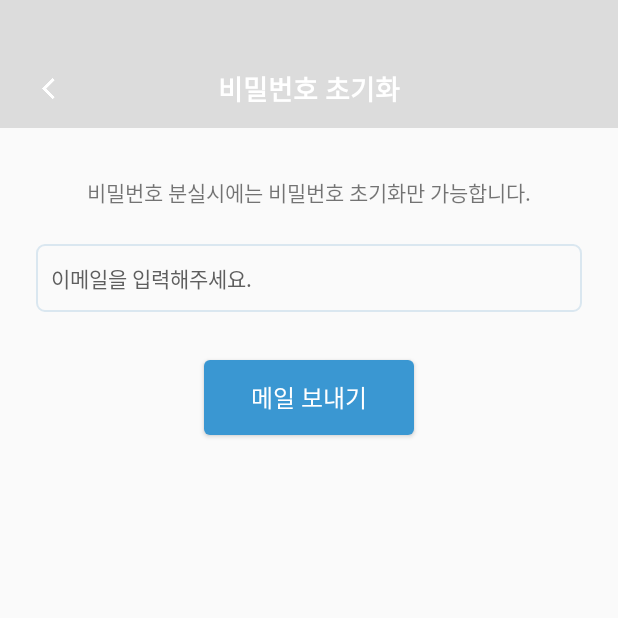
After one commit to min92822/WPiasApp1, an Android app: the FindPasswordActivity screen opened directly, with no data from a screen before it, on a phone screen of 412 x 824 dp, the top half of it. The commit adds this screen. Run offline under Robolectric (Android 15) with nearby library versions, the light colour scheme and no system bars; our stand-ins replace Firebase (no records; nobody signed in at launch, a user with empty details on screens opened directly).

Commit message:
위피아스♪

```diff
--- /dev/null
+++ b/app/src/main/res/layout/activity_find_password.xml
@@ -0,0 +1,78 @@
+<?xml version="1.0" encoding="utf-8"?>
+<androidx.constraintlayout.widget.ConstraintLayout xmlns:android="http://schemas.android.com/apk/res/android"
+    xmlns:app="http://schemas.android.com/apk/res-auto"
+    xmlns:tools="http://schemas.android.com/tools"
+    android:layout_width="match_parent"
+    android:layout_height="match_parent"
+    tools:context=".FindPasswordActivity">
+
+    <include
+        android:id="@+id/include19"
+        layout="@layout/title_bar_grey"
+        app:layout_constraintEnd_toEndOf="parent"
+        app:layout_constraintStart_toStartOf="parent"
+        app:layout_constraintTop_toTopOf="parent" />
+
+    <TextView
+        android:id="@+id/textView35"
+        android:layout_width="wrap_content"
+        android:layout_height="wrap_content"
+        android:layout_marginTop="32dp"
+        android:text="비밀번호 분실시에는 비밀번호 초기화만 가능합니다."
+        android:textSize="14dp"
+        app:layout_constraintEnd_toEndOf="parent"
+        app:layout_constraintStart_toStartOf="parent"
+        app:layout_constraintTop_toBottomOf="@+id/include19" />
+
+    <EditText
+        android:id="@+id/txt_find_pw_email"
+        android:layout_width="0dp"
+        android:layout_height="45dp"
+        android:layout_marginLeft="24dp"
+        android:layout_marginTop="24dp"
+        android:layout_marginRight="24dp"
+        android:background="@drawable/edit_text_shape3"
+        android:hint="이메일을 입력해주세요."
+        android:inputType="textEmailAddress"
+        android:lineHeight="18dp"
+        android:paddingLeft="10dp"
+        android:textColorHint="#5e5e5e"
+        android:textSize="14dp"
+        app:layout_constraintEnd_toEndOf="parent"
+        app:layout_constraintStart_toStartOf="parent"
+        app:layout_constraintTop_toBottomOf="@+id/textView35" />
+
+    <Button
+        android:id="@+id/btn_find_password"
+        android:layout_width="140dp"
+        android:layout_height="50dp"
+        android:layout_marginTop="32dp"
+        android:background="@drawable/btn_blue"
+        android:lineHeight="24dp"
+        android:text="메일 보내기"
+        android:textColor="@color/white"
+        android:textSize="16dp"
+        app:layout_constraintEnd_toEndOf="@+id/txt_find_pw_email"
+        app:layout_constraintStart_toStartOf="@+id/txt_find_pw_email"
+        app:layout_constraintTop_toBottomOf="@+id/txt_find_pw_email" />
+
+    <androidx.constraintlayout.widget.ConstraintLayout
+        android:id="@+id/ProgressBg"
+        android:background="@color/progress"
+        android:layout_width="match_parent"
+        android:layout_height="match_parent"
+        android:visibility="gone">
+
+        <ProgressBar
+            android:id="@+id/ProgressBar"
+            android:layout_width="wrap_content"
+            android:layout_height="wrap_content"
+            app:layout_constraintBottom_toBottomOf="parent"
+            app:layout_constraintEnd_toEndOf="parent"
+            app:layout_constraintStart_toStartOf="parent"
+            app:layout_constraintTop_toTopOf="parent" />
+
+    </androidx.constraintlayout.widget.ConstraintLayout>
+
+
+</androidx.constraintlayout.widget.ConstraintLayout>
--- a/app/src/main/res/layout/activity_login.xml
+++ b/app/src/main/res/layout/activity_login.xml
@@ -91,6 +91,7 @@
         app:layout_constraintTop_toBottomOf="@+id/textView" />
 
     <TextView
+        android:id="@+id/btn_find_pw"
         android:layout_width="wrap_content"
         android:layout_height="wrap_content"
         android:layout_marginTop="74dp"
--- a/app/src/main/res/layout/activity_sign_up.xml
+++ b/app/src/main/res/layout/activity_sign_up.xml
@@ -191,6 +191,7 @@
     <androidx.constraintlayout.widget.ConstraintLayout
         android:id="@+id/ProgressBg"
         android:visibility="gone"
+        android:background="@color/progress"
         android:layout_width="match_parent"
         android:layout_height="match_parent">
 
--- a/app/src/main/res/values/colors.xml
+++ b/app/src/main/res/values/colors.xml
@@ -11,6 +11,7 @@
     <color name="warm_grey_three">#8f8f8f</color>
     <color name="warm_grey_two">#777777</color>
     <color name="greyish_brown">#444444</color>
+    <color name="progress">#33000000</color>
     <color name="black">#000000</color>
 
     <color name="cornflower_blue">#5494D2</color>
```
Also changed, not shown: app/src/main/AndroidManifest.xml (+43 -25 lines), app/src/main/java/fineinsight/app/service/wpias/FindPasswordActivity.kt (added, +140 -0 lines), app/src/main/java/fineinsight/app/service/wpias/LoginActivity.kt (+10 -0 lines).
